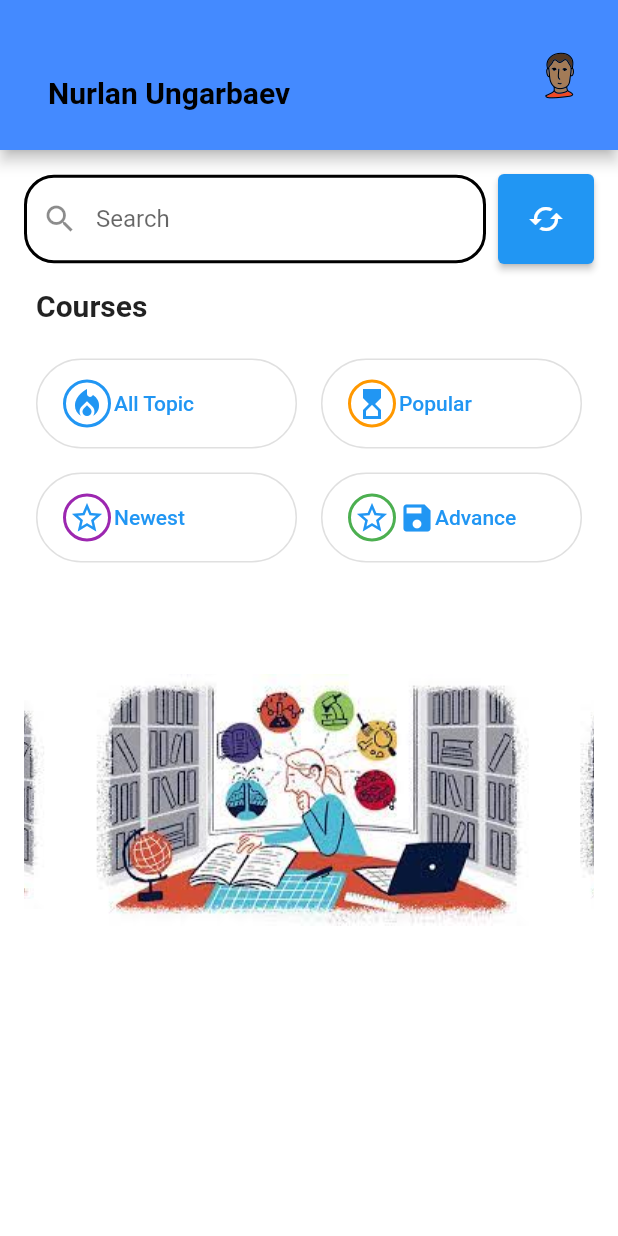
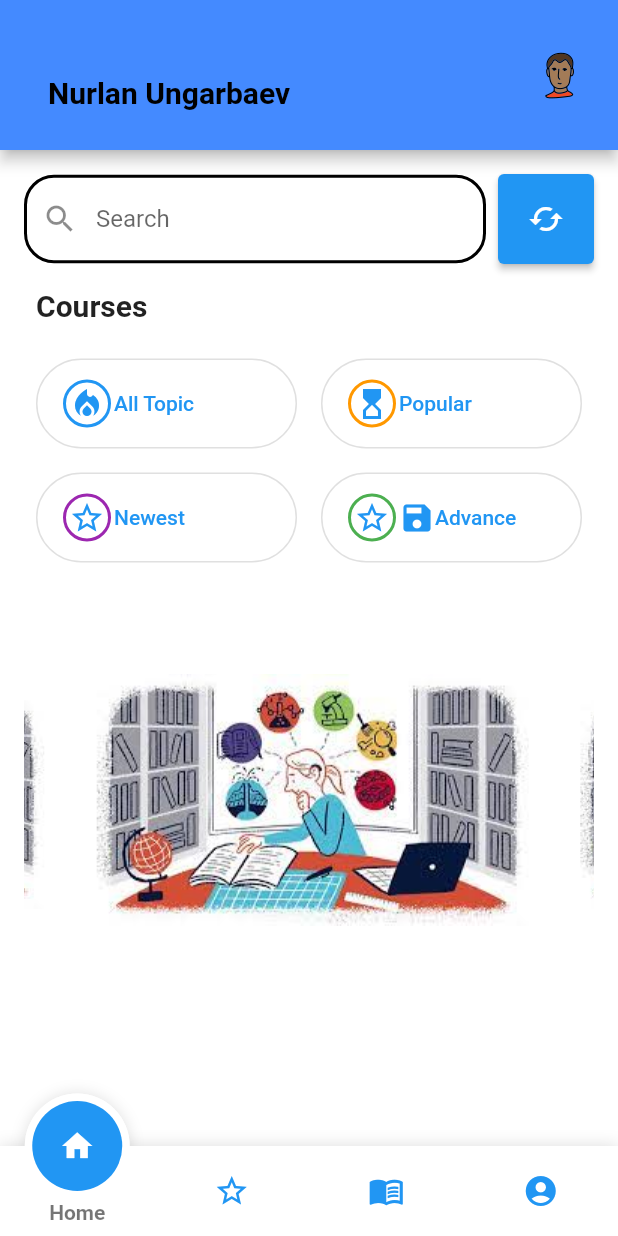
Before and after one commit to nurlan1998/task_ui, a Flutter app: the screen it shows after launch, on a phone screen of 412 x 824 dp. Run offline on Flutter 3.47's test engine with Material 2 defaults, Android fonts, the phone set to English and light mode, and no system bars; drawn by our look-alikes of carousel_slider, fancy_bottom_navigation.

```diff
--- a/lib/main.dart
+++ b/lib/main.dart
@@ -17,7 +17,13 @@ class MyApp extends StatelessWidget {
   Widget build(BuildContext context) {
     return MaterialApp(
       // home: MainWidgetPage()
-      home: MainWidgetPage(),
+      // home: MainWidgetPage(),
+      initialRoute: '/',
+      routes: {
+        '/': (BuildContext context) => MainWidgetPage(),
+        'detail' : (BuildContext context) => DetailWidgetPage(),
+        'bottom' : (BuildContext context) => ModalBottomSheet()
+      },
     );
   }
 }
--- a/lib/widget_main.dart
+++ b/lib/widget_main.dart
@@ -1,5 +1,6 @@
 import 'package:carousel_slider/carousel_options.dart';
 import 'package:carousel_slider/carousel_slider.dart';
+import 'package:fancy_bottom_navigation/fancy_bottom_navigation.dart';
 import 'package:flutter/cupertino.dart';
 import 'package:flutter/material.dart';
 
@@ -10,6 +11,11 @@ class MainWidgetPage extends StatefulWidget{
 
 class _MainWidgetState extends State<MainWidgetPage>{
   bool isClick = false;
+  late Color myColor;
+  int currentPage = 0;
+
+  GlobalKey bottomNavigationKey = GlobalKey();
+
   @override
   Widget build(BuildContext context) {
     return Scaffold(
@@ -31,6 +37,34 @@ class _MainWidgetState extends State<MainWidgetPage>{
         ],
       ),
       body: _buildBody(),
+      bottomNavigationBar: FancyBottomNavigation(
+        onTabChangedListener: (int position) {
+          setState(() {
+            currentPage = position;
+          });
+        },
+        tabs: [
+          TabData(iconData: Icons.home, title: "Home",
+          onclick: (){
+            final FancyBottomNavigationState fState = bottomNavigationKey
+                .currentState as FancyBottomNavigationState;
+            fState.setPage(2);
+            // Navigator.of(context).pushNamed('/home');
+          }),
+          TabData(iconData: Icons.star_border, title: "Favorite",
+              onclick: (){
+                // Navigator.of(context).pushNamed('/detail');
+              }),
+          TabData(iconData: Icons.menu_book, title: "Menu",
+              onclick: (){
+                // Navigator.of(context).pushNamed('/bottom');
+              }),
+          // TabData(iconData: Icons.notification_important, title: "Notification"),
+          TabData(iconData: Icons.account_circle, title: "Profile"),
+        ],
+        initialSelection: 0,
+        key: bottomNavigationKey,
+      ),
     );
   }
 
@@ -48,7 +82,7 @@ _buildBody() {
       children: [
         _searchEdit(),
         _typeCourse(),
-        _horizontalScroll()
+        _horizontalScroll(),
       ],
     ),
   );
--- a/pubspec.yaml
+++ b/pubspec.yaml
@@ -24,6 +24,7 @@ dependencies:
   flutter:
     sdk: flutter
   carousel_slider: ^4.0.0
+  fancy_bottom_navigation: ^0.3.2
 
 
   # The following adds the Cupertino Icons font to your application.
```
Also changed, not shown: pubspec.lock.
